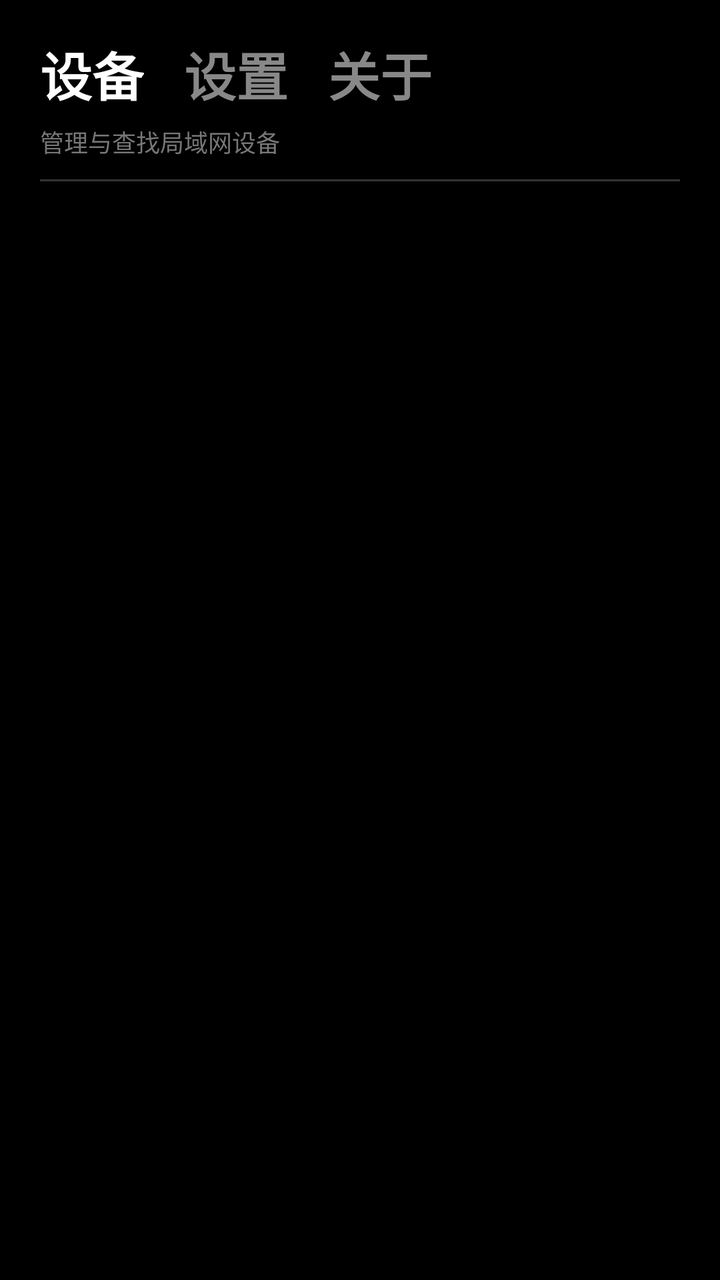
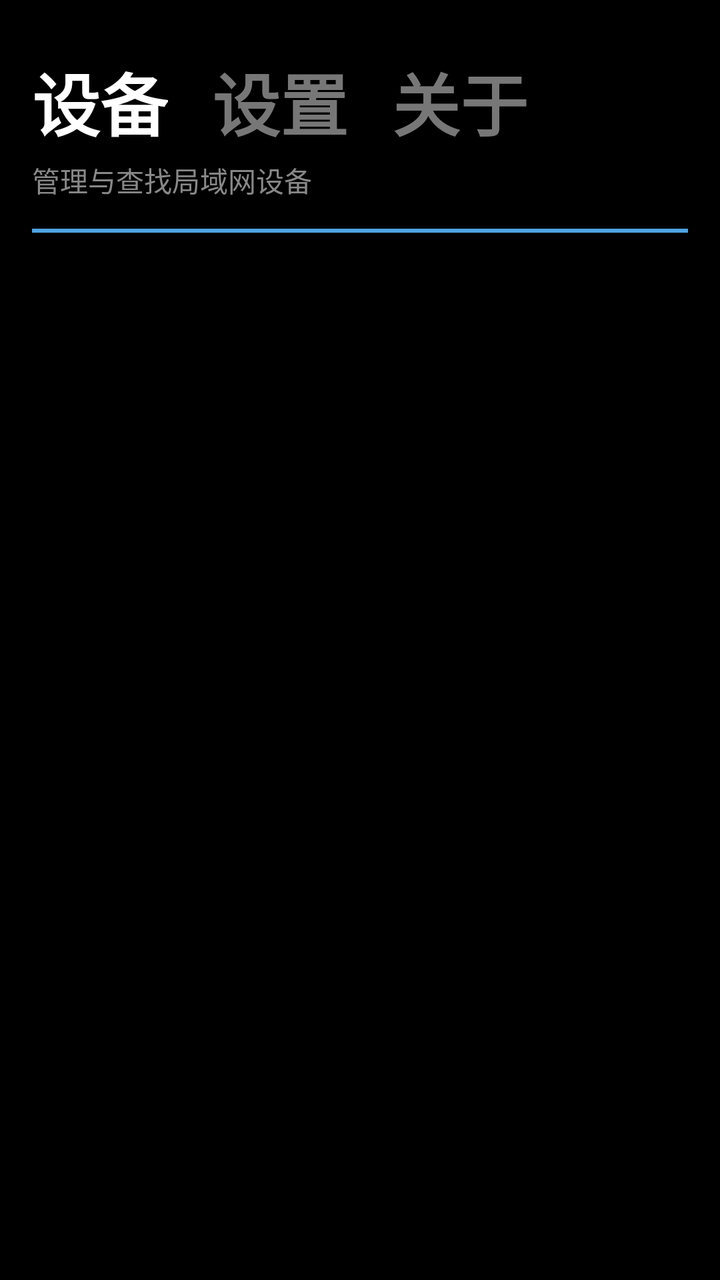

Before-and-after screenshots of an Android layout around one commit, followed by the original layout XML and the change that was made.
<!-- AndroidManifest.xml: application theme Theme.FindYouDevice.Old -->
<!-- res/layout/tab_header.xml -->
<?xml version="1.0" encoding="utf-8"?>
<LinearLayout xmlns:android="http://schemas.android.com/apk/res/android"
    android:layout_width="match_parent"
    android:layout_height="wrap_content"
    android:orientation="vertical"
    android:background="#00000000"
    android:paddingStart="20dp"
    android:paddingEnd="20dp"
    android:paddingTop="18dp"
    android:paddingBottom="6dp">

    <LinearLayout
        android:layout_width="match_parent"
        android:layout_height="wrap_content"
        android:orientation="horizontal">

        <TextView
            android:id="@+id/tabDevices"
            android:layout_width="wrap_content"
            android:layout_height="wrap_content"
            android:layout_marginEnd="20dp"
            android:text="设备"
            android:textColor="#FFFFFFFF"
            android:textSize="26sp"
            android:textStyle="bold" />

        <TextView
            android:id="@+id/tabSettings"
            android:layout_width="wrap_content"
            android:layout_height="wrap_content"
            android:layout_marginEnd="20dp"
            android:text="设置"
            android:textColor="#FF888888"
            android:textSize="26sp"
            android:textStyle="bold" />

        <TextView
            android:id="@+id/tabAbout"
            android:layout_width="wrap_content"
            android:layout_height="wrap_content"
            android:text="关于"
            android:textColor="#FF888888"
            android:textSize="26sp"
            android:textStyle="bold" />
    </LinearLayout>

    <TextView
        android:id="@+id/tabHint"
        android:layout_width="match_parent"
        android:layout_height="wrap_content"
        android:layout_marginTop="6dp"
        android:text="管理与查找局域网设备"
        android:textColor="#FF777777"
        android:textSize="12sp" />

    <View
        android:layout_width="match_parent"
        android:layout_height="1dp"
        android:layout_marginTop="10dp"
        android:background="#33FFFFFF" />

</LinearLayout>
<!-- resources referenced by this layout -->
<resources>
  <style name="Theme.FindYouDevice.Old" parent="Theme.AppCompat.NoActionBar">
          <item name="android:windowBackground">@color/metro_bg</item>
          <item name="android:statusBarColor">@color/metro_bg</item>
          <item name="android:colorBackground">@color/metro_bg</item>
          <item name="colorPrimary">@color/metro_tile_blue</item>
          <item name="colorPrimaryDark">@color/metro_tile_blue_pressed</item>
          <item name="colorAccent">@color/metro_tile_blue</item>
          <item name="android:textColorPrimary">@color/metro_text_primary</item>
          <item name="android:textColorSecondary">@color/metro_text_secondary</item>
      </style>
  <color name="metro_bg">#FF000000</color>
  <color name="metro_tile_blue">#FF0078D7</color>
  <color name="metro_tile_blue_pressed">#FF005A9E</color>
  <color name="metro_text_primary">#FFFFFFFF</color>
  <color name="metro_text_secondary">#FFAAAAAA</color>
</resources>

<!-- the commit's change to res/layout/tab_header.xml (unified diff, before → after) -->
@@ -4,10 +4,10 @@
     android:layout_height="wrap_content"
     android:orientation="vertical"
     android:background="#00000000"
-    android:paddingStart="20dp"
-    android:paddingEnd="20dp"
-    android:paddingTop="18dp"
-    android:paddingBottom="6dp">
+    android:paddingStart="16dp"
+    android:paddingEnd="16dp"
+    android:paddingTop="26dp"
+    android:paddingBottom="0dp">
 
     <LinearLayout
         android:layout_width="match_parent"
@@ -18,20 +18,20 @@
             android:id="@+id/tabDevices"
             android:layout_width="wrap_content"
             android:layout_height="wrap_content"
-            android:layout_marginEnd="20dp"
+            android:layout_marginEnd="22dp"
             android:text="设备"
             android:textColor="#FFFFFFFF"
-            android:textSize="26sp"
+            android:textSize="34sp"
             android:textStyle="bold" />
 
         <TextView
             android:id="@+id/tabSettings"
             android:layout_width="wrap_content"
             android:layout_height="wrap_content"
-            android:layout_marginEnd="20dp"
+            android:layout_marginEnd="22dp"
             android:text="设置"
-            android:textColor="#FF888888"
-            android:textSize="26sp"
+            android:textColor="#FF777777"
+            android:textSize="34sp"
             android:textStyle="bold" />
 
         <TextView
@@ -39,8 +39,8 @@
             android:layout_width="wrap_content"
             android:layout_height="wrap_content"
             android:text="关于"
-            android:textColor="#FF888888"
-            android:textSize="26sp"
+            android:textColor="#FF777777"
+            android:textSize="34sp"
             android:textStyle="bold" />
     </LinearLayout>
 
@@ -48,15 +48,16 @@
         android:id="@+id/tabHint"
         android:layout_width="match_parent"
         android:layout_height="wrap_content"
-        android:layout_marginTop="6dp"
+        android:layout_marginTop="4dp"
         android:text="管理与查找局域网设备"
-        android:textColor="#FF777777"
-        android:textSize="12sp" />
+        android:textColor="#FF888888"
+        android:textSize="14sp" />
 
     <View
+        android:id="@+id/tabDivider"
         android:layout_width="match_parent"
-        android:layout_height="1dp"
-        android:layout_marginTop="10dp"
-        android:background="#33FFFFFF" />
+        android:layout_height="2dp"
+        android:layout_marginTop="14dp"
+        android:background="#FF4FA3E3" />
 
 </LinearLayout>
